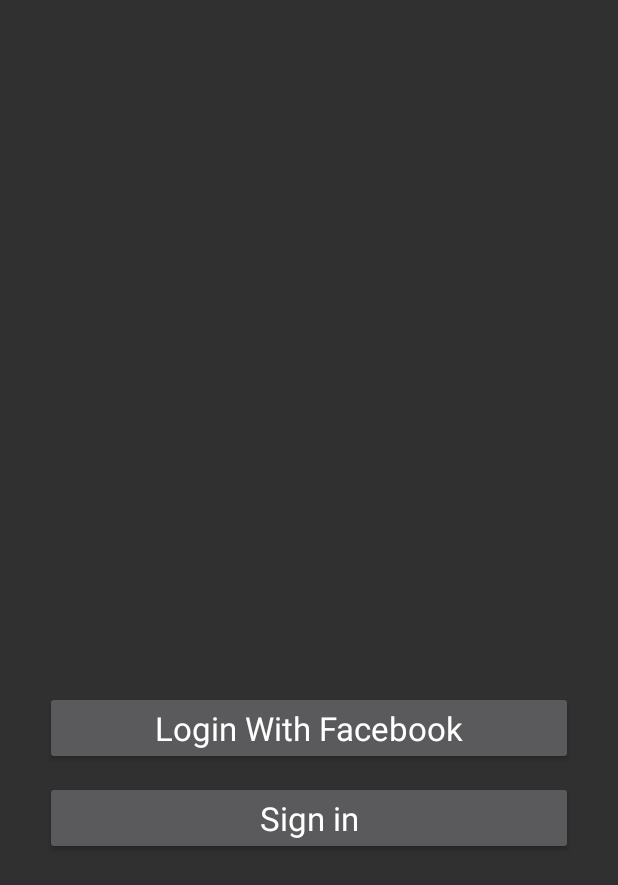
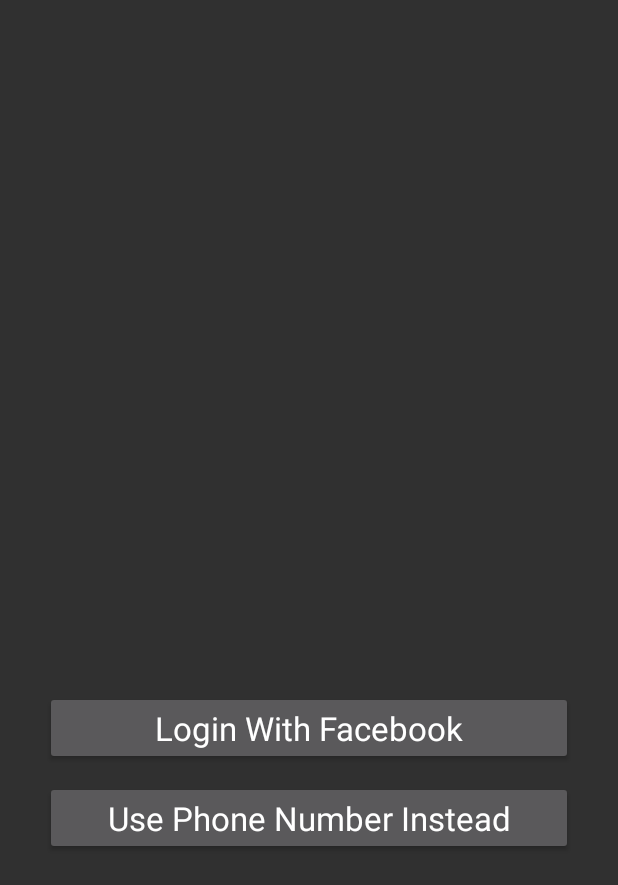
Before and after one commit to konyekokim/PackMyLoad, an Android app: the GetStartedActivity screen opened directly, with no data from a screen before it, on a phone screen of 412 x 824 dp, the part 351-1236 px from its top. Run offline under Robolectric (Android 15) with nearby library versions, the phone set to English and light mode, and no system bars.

Commit message:
fixed the nomenclature of the buttons

```diff
--- a/app/src/main/java/com/chokus/konye/packmyload/GetStartedActivity.kt
+++ b/app/src/main/java/com/chokus/konye/packmyload/GetStartedActivity.kt
@@ -19,7 +19,7 @@ class GetStartedActivity : AppCompatActivity() {
             val intent = Intent(applicationContext, SignUpActivity:: class.java)
             startActivity(intent)
         }
-        sign_in_button.setOnClickListener{
+        use_phone_number_button.setOnClickListener{
             val intent = Intent(applicationContext, SignInActivity:: class.java)
             startActivity(intent)
         }
--- a/app/src/main/res/layout/activity_get_started.xml
+++ b/app/src/main/res/layout/activity_get_started.xml
@@ -31,9 +31,9 @@
     <Button
         android:layout_width="match_parent"
         android:layout_height="wrap_content"
-        android:text="Sign in"
+        android:text="Use Phone Number Instead"
         android:textAppearance="?android:attr/textAppearanceLarge"
-        android:id="@+id/sign_in_button"
+        android:id="@+id/use_phone_number_button"
         android:layout_centerHorizontal="true"
         android:layout_alignParentBottom="true"
         android:layout_marginStart="30dp"
```
